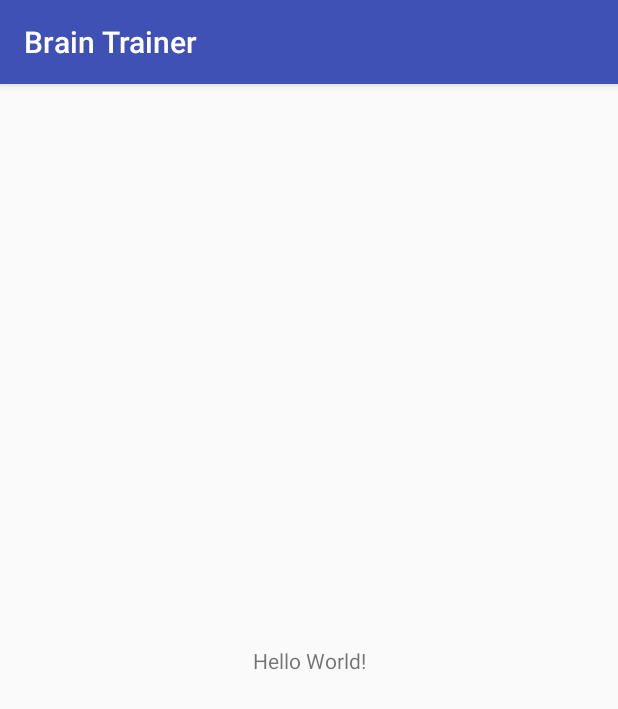
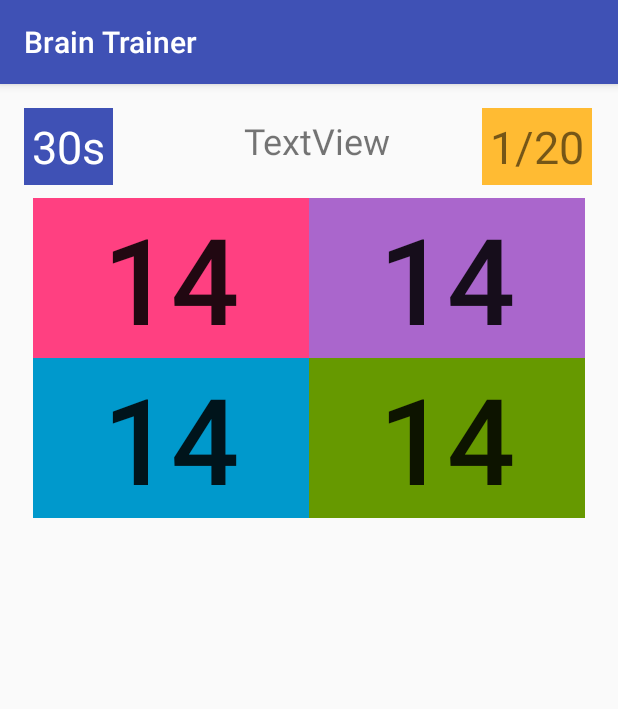
Before and after one commit to prishanf/brain-trainer, an Android app: the screen it shows after launch (MainActivity), on a phone screen of 412 x 824 dp. Shown: the top 709 px of the screen. Run offline under Robolectric (Android 15) with nearby library versions, the phone set to English and light mode, and no system bars.

Commit message:
setup the UI elements and layout

```diff
--- a/app/src/main/java/com/example/prishanf/braintrainer/MainActivity.java
+++ b/app/src/main/java/com/example/prishanf/braintrainer/MainActivity.java
@@ -2,6 +2,7 @@ package com.example.prishanf.braintrainer;
 
 import android.support.v7.app.AppCompatActivity;
 import android.os.Bundle;
+import android.view.View;
 
 public class MainActivity extends AppCompatActivity {
 
@@ -10,4 +11,8 @@ public class MainActivity extends AppCompatActivity {
         super.onCreate(savedInstanceState);
         setContentView(R.layout.activity_main);
     }
+
+    public void chooseAnswer(View view){
+
+    }
 }
--- a/app/src/main/res/layout/activity_main.xml
+++ b/app/src/main/res/layout/activity_main.xml
@@ -4,15 +4,145 @@
     xmlns:tools="http://schemas.android.com/tools"
     android:layout_width="match_parent"
     android:layout_height="match_parent"
+    android:textAlignment="center"
     tools:context="com.example.prishanf.braintrainer.MainActivity">
 
+    <Button
+        android:id="@+id/button"
+        android:layout_width="112dp"
+        android:layout_height="112dp"
+        android:background="@android:color/holo_green_dark"
+        android:text="GO"
+        android:textSize="40sp"
+        android:visibility="invisible"
+        app:layout_constraintBottom_toBottomOf="parent"
+        app:layout_constraintEnd_toEndOf="parent"
+        app:layout_constraintHorizontal_bias="0.5"
+        app:layout_constraintStart_toStartOf="parent"
+        app:layout_constraintTop_toTopOf="parent" />
+
     <TextView
+        android:id="@+id/timerTextView"
         android:layout_width="wrap_content"
         android:layout_height="wrap_content"
-        android:text="Hello World!"
-        app:layout_constraintBottom_toBottomOf="parent"
-        app:layout_constraintLeft_toLeftOf="parent"
-        app:layout_constraintRight_toRightOf="parent"
+        android:layout_marginStart="16dp"
+        android:layout_marginTop="16dp"
+        android:background="@color/colorPrimary"
+        android:padding="5dp"
+        android:text="30s"
+        android:textColor="@android:color/background_light"
+        android:textSize="30sp"
+        app:layout_constraintStart_toStartOf="parent"
         app:layout_constraintTop_toTopOf="parent" />
 
+    <TextView
+        android:id="@+id/questionTextView"
+        android:layout_width="184dp"
+        android:layout_height="40dp"
+        android:layout_marginTop="16dp"
+        android:padding="5dp"
+        android:text="TextView"
+        android:textAlignment="center"
+        android:textSize="24sp"
+        app:layout_constraintEnd_toStartOf="@+id/scoreTextView"
+        app:layout_constraintHorizontal_bias="0.705"
+        app:layout_constraintStart_toEndOf="@+id/timerTextView"
+        app:layout_constraintTop_toTopOf="parent"
+        tools:text="5 + 14" />
+
+    <TextView
+        android:id="@+id/scoreTextView"
+        android:layout_width="wrap_content"
+        android:layout_height="wrap_content"
+        android:layout_marginEnd="17dp"
+        android:layout_marginTop="16dp"
+        android:background="@android:color/holo_orange_light"
+        android:padding="5dp"
+        android:text="1/20"
+        android:textSize="30sp"
+        app:layout_constraintEnd_toEndOf="parent"
+        app:layout_constraintTop_toTopOf="parent" />
+
+    <TextView
+        android:id="@+id/resultTextView"
+        android:layout_width="wrap_content"
+        android:layout_height="wrap_content"
+        android:layout_marginTop="10dp"
+        android:text="Correct :)"
+        android:textSize="45sp"
+        app:layout_constraintEnd_toStartOf="@+id/button"
+        app:layout_constraintHorizontal_bias="0.5"
+        app:layout_constraintStart_toEndOf="@+id/button"
+        app:layout_constraintTop_toBottomOf="@+id/button" />
+
+    <GridLayout
+        android:layout_width="368dp"
+        android:layout_height="wrap_content"
+        android:layout_marginEnd="10dp"
+        android:layout_marginStart="10dp"
+        android:layout_marginTop="20dp"
+        app:layout_constraintEnd_toEndOf="parent"
+        app:layout_constraintStart_toStartOf="parent"
+        app:layout_constraintTop_toBottomOf="@+id/questionTextView">
+
+        <Button
+            android:id="@+id/button0"
+            android:layout_width="wrap_content"
+            android:layout_height="wrap_content"
+            android:layout_column="0"
+            android:layout_gravity="fill"
+            android:layout_row="0"
+            android:layout_rowWeight="1"
+            android:layout_columnWeight="1"
+            android:background="@color/colorAccent"
+            android:onClick="chooseAnswer"
+            android:tag="0"
+            android:text="14"
+            android:textSize="80sp" />
+
+        <Button
+            android:id="@+id/button1"
+            android:layout_width="wrap_content"
+            android:layout_height="wrap_content"
+            android:layout_column="1"
+            android:layout_gravity="fill"
+            android:layout_row="0"
+            android:layout_rowWeight="1"
+            android:layout_columnWeight="1"
+            android:background="@android:color/holo_purple"
+            android:onClick="chooseAnswer"
+            android:tag="1"
+            android:text="14"
+            android:textSize="80sp" />
+
+        <Button
+            android:id="@+id/button2"
+            android:layout_width="wrap_content"
+            android:layout_height="wrap_content"
+            android:layout_column="0"
+            android:layout_gravity="fill"
+            android:layout_row="1"
+            android:layout_rowWeight="1"
+            android:layout_columnWeight="1"
+            android:background="@android:color/holo_blue_dark"
+            android:onClick="chooseAnswer"
+            android:tag="2"
+            android:text="14"
+            android:textSize="80sp" />
+
+        <Button
+            android:id="@+id/button3"
+            android:layout_width="wrap_content"
+            android:layout_height="wrap_content"
+            android:layout_column="1"
+            android:layout_gravity="fill"
+            android:layout_row="1"
+            android:layout_rowWeight="1"
+            android:layout_columnWeight="1"
+            android:background="@android:color/holo_green_dark"
+            android:onClick="chooseAnswer"
+            android:tag="3"
+            android:text="14"
+            android:textSize="80sp" />
+    </GridLayout>
 </android.support.constraint.ConstraintLayout>
--- a/app/src/main/res/values/colors.xml
+++ b/app/src/main/res/values/colors.xml
@@ -1,6 +1,6 @@
 <?xml version="1.0" encoding="utf-8"?>
 <resources>
-    <color name="colorPrimary">#3F51B5</color>
+    <color name="colorPrimary">#3f51b5</color>
     <color name="colorPrimaryDark">#303F9F</color>
-    <color name="colorAccent">#FF4081</color>
+    <color name="colorAccent">#ff4081</color>
 </resources>
```
